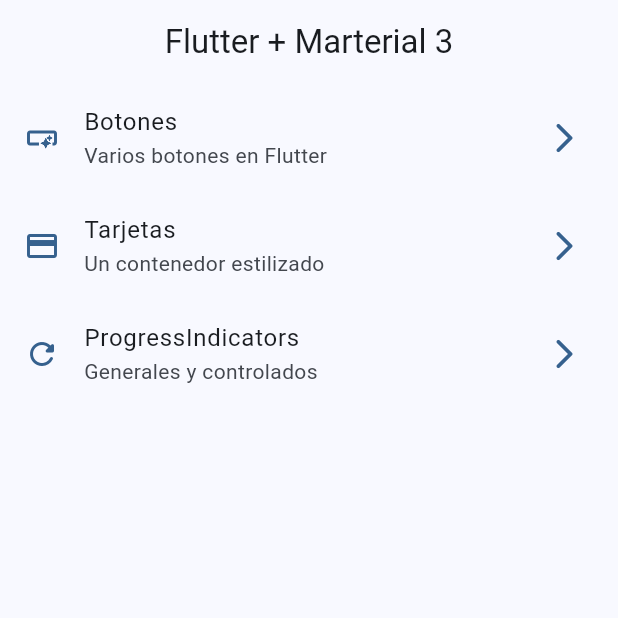
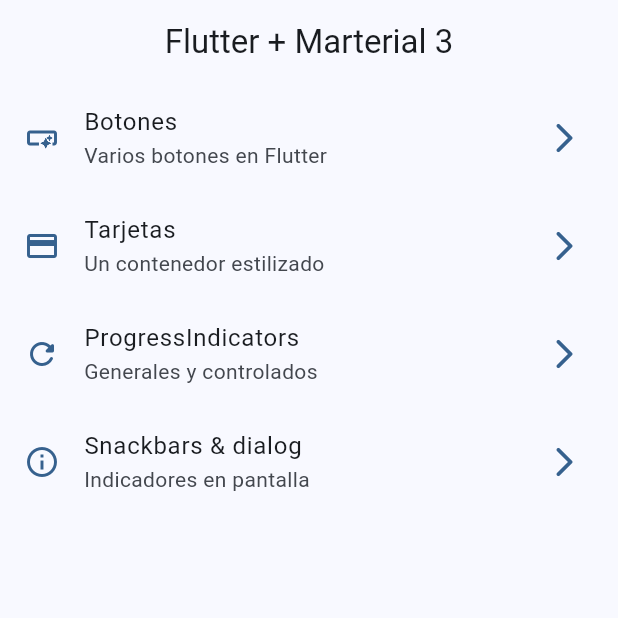
Before and after one commit to UN1T7D/widget_app, a Flutter app: the screen it shows after launch, on a phone screen of 412 x 824 dp, the top half of it. Run offline on Flutter 3.47's test engine with Material 3 defaults, Android fonts, the phone set to English and light mode, and no system bars; our stand-ins replace go_router.

Commit message:
add snackbar & custom dialog

```diff
--- a/lib/config/menu/menu_items.dart
+++ b/lib/config/menu/menu_items.dart
@@ -30,4 +30,9 @@ const appMenuItem = <MenuItems>[
       subTitle: 'Generales y controlados',
       link: '/progress',
       icon: Icons.refresh_rounded),
+  MenuItems(
+      title: 'Snackbars & dialog',
+      subTitle: 'Indicadores en pantalla',
+      link: '/snackbars',
+      icon: Icons.info_outline),
 ];
--- a/lib/config/router/app_router.dart
+++ b/lib/config/router/app_router.dart
@@ -22,4 +22,9 @@ final appRouter = GoRouter(initialLocation: '/', routes: [
     name: ProgressScreen.name,
     builder: (context, state) => const ProgressScreen(),
   ),
+  GoRoute(
+    path: '/snackbars',
+    name: SnackbarScreen.name,
+    builder: (context, state) => const SnackbarScreen(),
+  ),
 ]);
--- a/lib/main.dart
+++ b/lib/main.dart
@@ -12,6 +12,7 @@ class MainApp extends StatelessWidget {
   @override
   Widget build(BuildContext context) {
     return MaterialApp.router(
+      title: 'Flutter widget',
       routerConfig: appRouter,
       debugShowCheckedModeBanner: false,
       theme: AppTheme(selectedColor: 0).getTheme(),
```
Also changed, not shown: lib/presentation/screens/snackbar/snackbar_screen.dart (+52 -1 lines).
